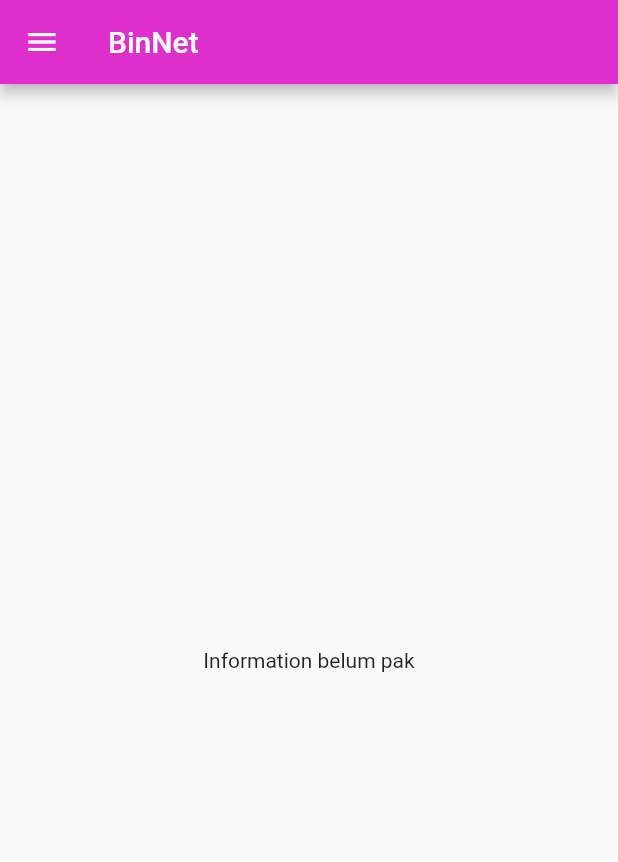
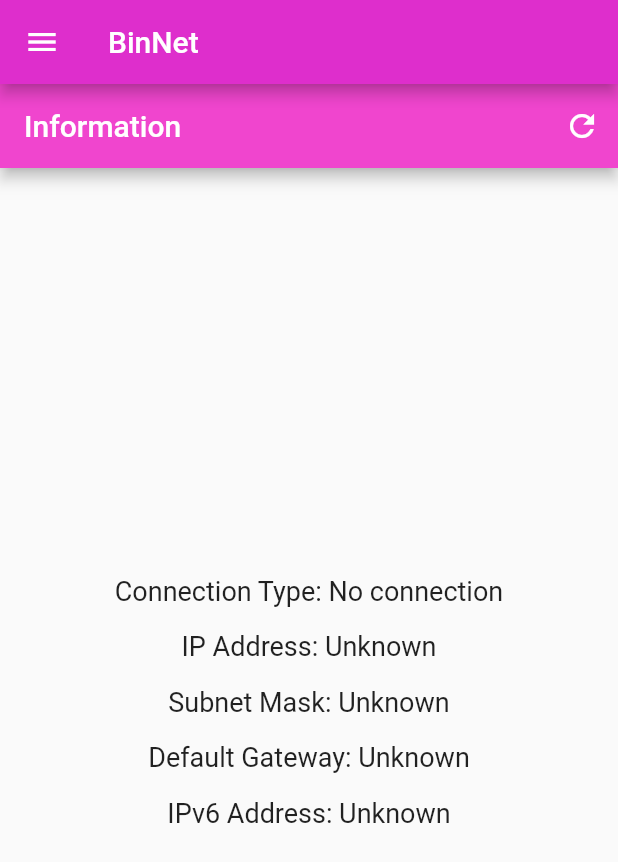
Before and after one commit to nowarlove/binnetwork-flutter, a Flutter app: the screen it shows after launch, on a phone screen of 412 x 824 dp. Shown: the top 862 px of the screen. Run offline on Flutter 3.47's test engine with Material 2 defaults, Android fonts, the light colour scheme and no system bars; our stand-ins replace connectivity_plus; missing offline and left inert: dart_ping, network_info_plus.

Commit message:
add ping, information dan edit speedtest fitur

```diff
--- a/lib/information.dart
+++ b/lib/information.dart
@@ -1,12 +1,107 @@
 import 'package:flutter/material.dart';
+import 'package:connectivity_plus/connectivity_plus.dart';
+import 'package:network_info_plus/network_info_plus.dart';
 
-class InformationPage extends StatelessWidget {
-  const InformationPage({super.key});
+class InformationPage extends StatefulWidget {
+  const InformationPage({Key? key}) : super(key: key);
+
+  @override
+  // ignore: library_private_types_in_public_api
+  _InformationPageState createState() => _InformationPageState();
+}
+
+class _InformationPageState extends State<InformationPage> {
+  String _connectionType = 'Unknown';
+  String _ipAddress = 'Unknown';
+  String _subnetMask = 'Unknown';
+  String _defaultGateway = 'Unknown';
+  String _ipv6Address = 'Unknown';
+
+  @override
+  void initState() {
+    super.initState();
+    _getNetworkInformation();
+  }
+
+  Future<void> _getNetworkInformation() async {
+    final connectivityResult = await Connectivity().checkConnectivity();
+    if (connectivityResult == ConnectivityResult.none) {
+      setState(() {
+        _connectionType = 'No connection';
+      });
+      return;
+    }
+
+    final networkInfo = NetworkInfo();
+    final wifiName = await networkInfo.getWifiName();
+    final ipAddress = await networkInfo.getWifiIP();
+    final subnetMask = await networkInfo.getWifiSubmask();
+    final defaultGateway = await networkInfo.getWifiGatewayIP();
+    final ipv6Address = await networkInfo.getWifiIPv6();
+
+    if (wifiName != null) {
+      setState(() {
+        _connectionType = 'No connection';
+        _ipAddress = 'Unknown';
+        _subnetMask = 'Unknown';
+        _defaultGateway = 'Unknown';
+        _ipv6Address = 'Unknown';
+      });
+    } else {
+      setState(() {
+        _connectionType = 'Wi-Fi';
+        _ipAddress = ipAddress ?? 'Unknown';
+        _subnetMask = subnetMask ?? 'Unknown';
+        _defaultGateway = defaultGateway ?? 'Unknown';
+        _ipv6Address = ipv6Address ?? 'Unknown';
+      });
+    }
+  }
 
   @override
   Widget build(BuildContext context) {
-    return const Center(
-      child: Text("Information belum pak"),
+    return Scaffold(
+      appBar: AppBar(
+        title: const Text('Information'),
+        backgroundColor: const Color.fromARGB(255, 240, 69, 206),
+        actions: [
+          IconButton(
+            icon: const Icon(Icons.refresh),
+            onPressed: _getNetworkInformation,
+          ),
+        ],
+      ),
+      body: Center(
+        child: Column(
+          mainAxisAlignment: MainAxisAlignment.center,
+          children: [
+            Text(
+              'Connection Type: $_connectionType',
+              style: const TextStyle(fontSize: 18),
+            ),
+            const SizedBox(height: 16),
+            Text(
+              'IP Address: $_ipAddress',
+              style: const TextStyle(fontSize: 18),
+            ),
+            const SizedBox(height: 16),
+            Text(
+              'Subnet Mask: $_subnetMask',
+              style: const TextStyle(fontSize: 18),
+            ),
+            const SizedBox(height: 16),
+            Text(
+              'Default Gateway: $_defaultGateway',
+              style: const TextStyle(fontSize: 18),
+            ),
+            const SizedBox(height: 16),
+            Text(
+              'IPv6 Address: $_ipv6Address',
+              style: const TextStyle(fontSize: 18),
+            ),
+          ],
+        ),
+      ),
     );
   }
 }
--- a/lib/main.dart
+++ b/lib/main.dart
@@ -43,7 +43,7 @@
     } else if (currentPage == DrawerSections.ping) {
       container = const PingPage();
     } else if (currentPage == DrawerSections.speedtest) {
-      container = const SpeedtestPage();
+      container = const SpeedTestPage();
     } else if (currentPage == DrawerSections.traceroute) {
       container = const TraceroutePage();
     } else if (currentPage == DrawerSections.whois) {
--- a/pubspec.yaml
+++ b/pubspec.yaml
@@ -10,7 +10,9 @@
   flutter:
     sdk: flutter
   cupertino_icons: ^1.0.0
-  ping_discover_network_forked: ^0.0.1
+  connectivity_plus: ^4.0.1
+  network_info_plus: ^4.0.1
+  dart_ping: ^8.0.1
 
 dev_dependencies:
   flutter_test:
```
Also changed, not shown: lib/ping.dart (+50 -39 lines), lib/speedtest.dart (+4 -59 lines), pubspec.lock, 8 other files.
